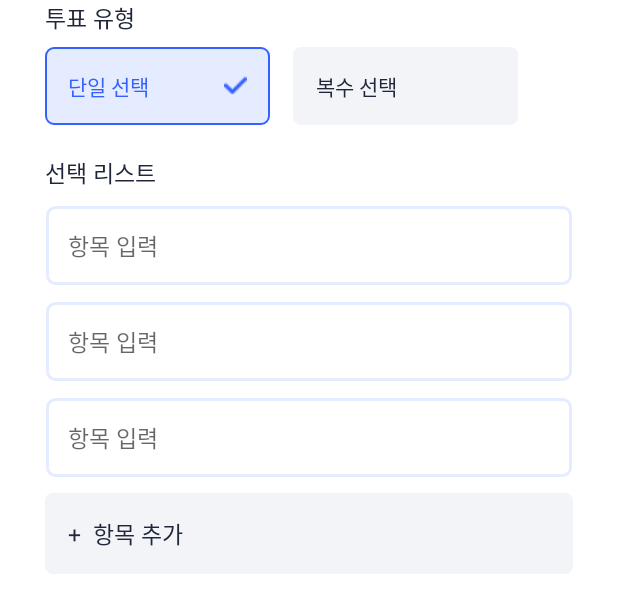
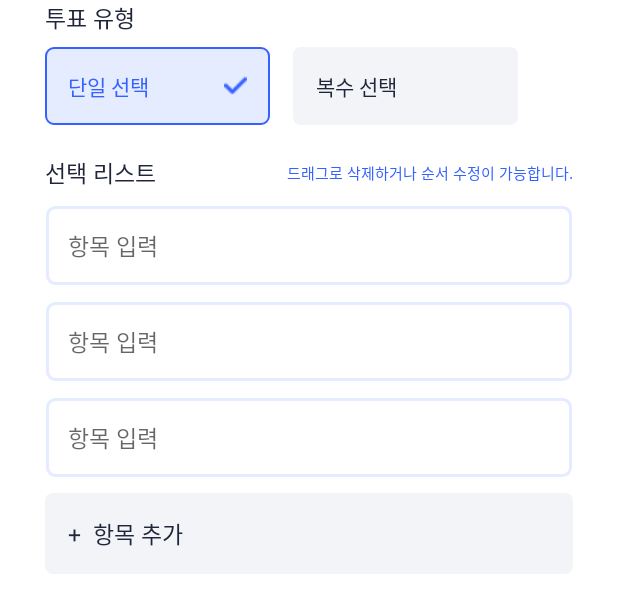
Before and after one commit to A-APT/DuckBox-Android, an Android app: the layout fragment_create_vote_second.xml on its own in the app's theme, with its tools: preview values and no code run, on a phone screen of 412 x 824 dp. Shown: the top 613 px of the screen. Run offline under Robolectric (Android 15) with nearby library versions, the phone set to English and light mode, and no system bars.

Commit message:
feat: add drag and swap notice for createvote_second page

```diff
--- a/app/src/main/res/layout/fragment_create_vote_second.xml
+++ b/app/src/main/res/layout/fragment_create_vote_second.xml
@@ -70,6 +70,19 @@
             app:layout_constraintTop_toBottomOf="@id/cv_second_type_rg"
             app:layout_constraintStart_toStartOf="parent" />
 
+
+        <TextView
+            android:layout_width="wrap_content"
+            android:layout_height="wrap_content"
+            android:text="드래그로 삭제하거나 순서 수정이 가능합니다."
+            android:textColor="@color/main"
+            android:textSize="10sp"
+            android:layout_marginEnd="30dp"
+            app:layout_constraintTop_toTopOf="@id/cv_second_list_tv"
+            app:layout_constraintEnd_toEndOf="parent"
+            app:layout_constraintBottom_toBottomOf="@id/cv_second_list_tv"/>
+
+
         <androidx.core.widget.NestedScrollView
             android:layout_width="match_parent"
             android:layout_height="match_parent"
```
